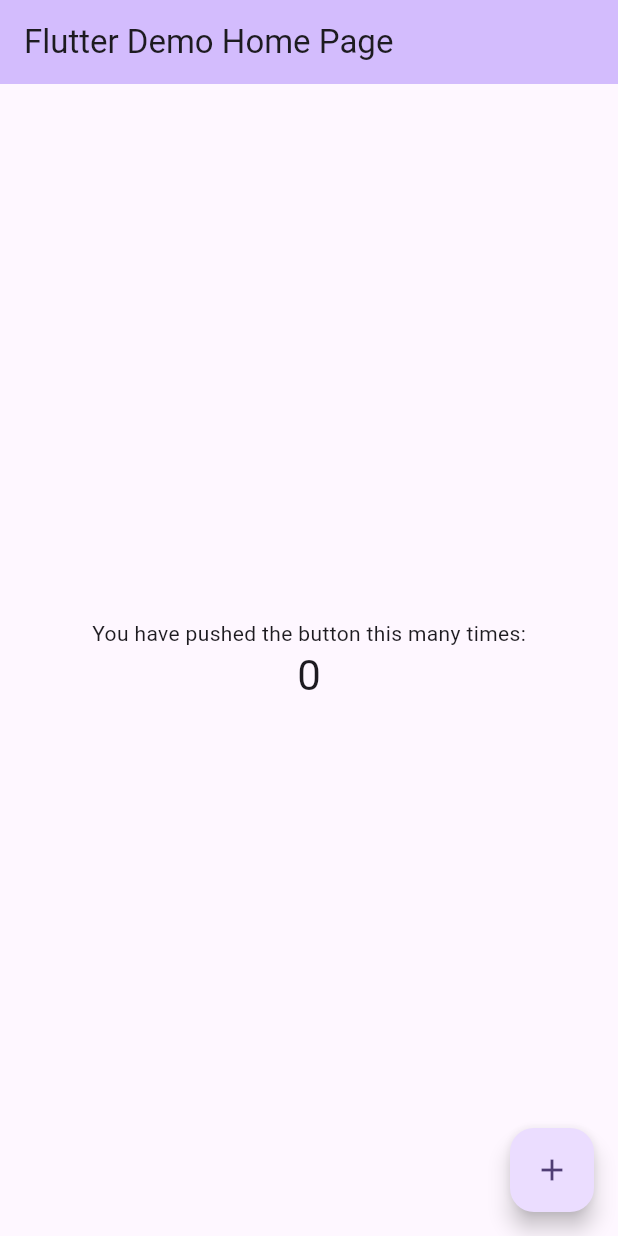
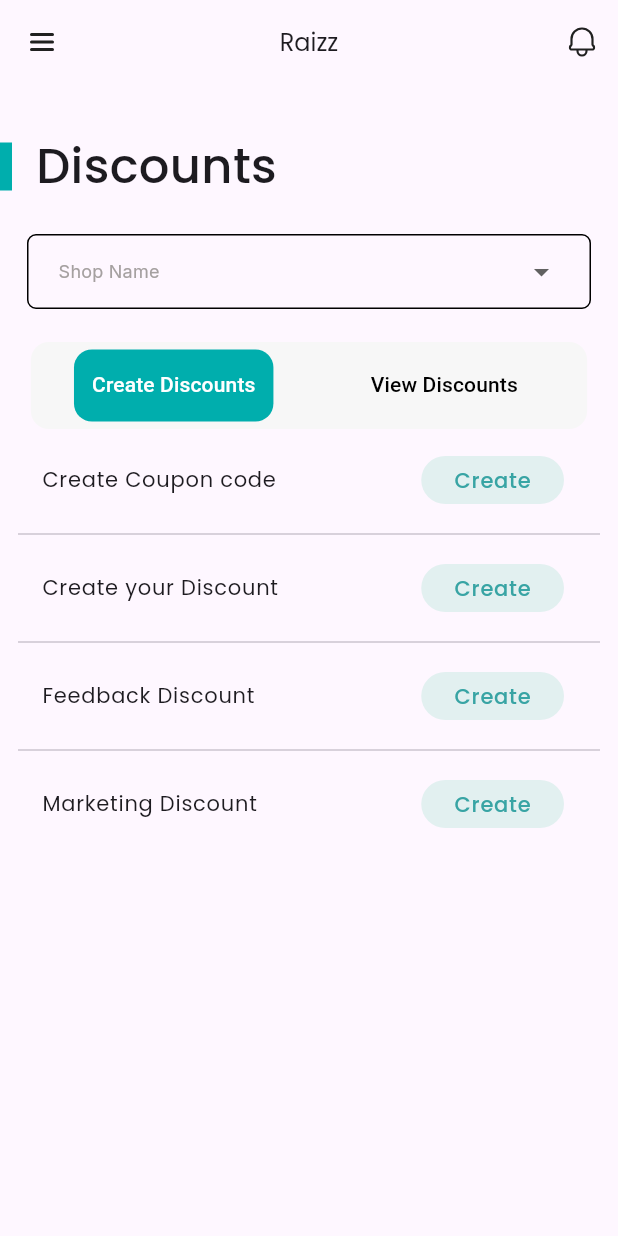
Before and after one commit to gautamraj5488/discount_pages, a Flutter app: the screen it shows after launch, on a phone screen of 412 x 824 dp. Run offline on Flutter 3.47's test engine with Material 3 defaults, Android fonts, the phone set to English and light mode, and no system bars; our stand-ins replace flutter_svg, google_fonts.

Commit message:
view discount remaining

```diff
--- a/lib/main.dart
+++ b/lib/main.dart
@@ -1,3 +1,4 @@
+import 'package:discounts_pages/pages/discount_screen.dart';
 import 'package:flutter/material.dart';
 
 void main() {
@@ -11,115 +12,13 @@ class MyApp extends StatelessWidget {
   @override
   Widget build(BuildContext context) {
     return MaterialApp(
+      debugShowCheckedModeBanner: false,
       title: 'Flutter Demo',
       theme: ThemeData(
-        // This is the theme of your application.
-        //
-        // TRY THIS: Try running your application with "flutter run". You'll see
-        // the application has a purple toolbar. Then, without quitting the app,
-        // try changing the seedColor in the colorScheme below to Colors.green
-        // and then invoke "hot reload" (save your changes or press the "hot
-        // reload" button in a Flutter-supported IDE, or press "r" if you used
-        // the command line to start the app).
-        //
-        // Notice that the counter didn't reset back to zero; the application
-        // state is not lost during the reload. To reset the state, use hot
-        // restart instead.
-        //
-        // This works for code too, not just values: Most code changes can be
-        // tested with just a hot reload.
         colorScheme: ColorScheme.fromSeed(seedColor: Colors.deepPurple),
         useMaterial3: true,
       ),
-      home: const MyHomePage(title: 'Flutter Demo Home Page'),
+      home:  DiscountScreen(),
     );
   }
 }
-
-class MyHomePage extends StatefulWidget {
-  const MyHomePage({super.key, required this.title});
-
-  // This widget is the home page of your application. It is stateful, meaning
-  // that it has a State object (defined below) that contains fields that affect
-  // how it looks.
-
-  // This class is the configuration for the state. It holds the values (in this
-  // case the title) provided by the parent (in this case the App widget) and
-  // used by the build method of the State. Fields in a Widget subclass are
-  // always marked "final".
-
-  final String title;
-
-  @override
-  State<MyHomePage> createState() => _MyHomePageState();
-}
-
-class _MyHomePageState extends State<MyHomePage> {
-  int _counter = 0;
-
-  void _incrementCounter() {
-    setState(() {
-      // This call to setState tells the Flutter framework that something has
-      // changed in this State, which causes it to rerun the build method below
-      // so that the display can reflect the updated values. If we changed
-      // _counter without calling setState(), then the build method would not be
-      // called again, and so nothing would appear to happen.
-      _counter++;
-    });
-  }
-
-  @override
-  Widget build(BuildContext context) {
-    // This method is rerun every time setState is called, for instance as done
-    // by the _incrementCounter method above.
-    //
-    // The Flutter framework has been optimized to make rerunning build methods
-    // fast, so that you can just rebuild anything that needs updating rather
-    // than having to individually change instances of widgets.
-    return Scaffold(
-      appBar: AppBar(
-        // TRY THIS: Try changing the color here to a specific color (to
-        // Colors.amber, perhaps?) and trigger a hot reload to see the AppBar
-        // change color while the other colors stay the same.
-        backgroundColor: Theme.of(context).colorScheme.inversePrimary,
-        // Here we take the value from the MyHomePage object that was created by
-        // the App.build method, and use it to set our appbar title.
-        title: Text(widget.title),
-      ),
-      body: Center(
-        // Center is a layout widget. It takes a single child and positions it
-        // in the middle of the parent.
-        child: Column(
-          // Column is also a layout widget. It takes a list of children and
-          // arranges them vertically. By default, it sizes itself to fit its
-          // children horizontally, and tries to be as tall as its parent.
-          //
-          // Column has various properties to control how it sizes itself and
-          // how it positions its children. Here we use mainAxisAlignment to
-          // center the children vertically; the main axis here is the vertical
-          // axis because Columns are vertical (the cross axis would be
-          // horizontal).
-          //
-          // TRY THIS: Invoke "debug painting" (choose the "Toggle Debug Paint"
-          // action in the IDE, or press "p" in the console), to see the
-          // wireframe for each widget.
-          mainAxisAlignment: MainAxisAlignment.center,
-          children: <Widget>[
-            const Text(
-              'You have pushed the button this many times:',
-            ),
-            Text(
-              '$_counter',
-              style: Theme.of(context).textTheme.headlineMedium,
-            ),
-          ],
-        ),
-      ),
-      floatingActionButton: FloatingActionButton(
-        onPressed: _incrementCounter,
-        tooltip: 'Increment',
-        child: const Icon(Icons.add),
-      ), // This trailing comma makes auto-formatting nicer for build methods.
-    );
-  }
-}
--- /dev/null
+++ b/lib/pages/create_discount.dart
@@ -0,0 +1,33 @@
+import 'package:flutter/material.dart';
+import 'package:google_fonts/google_fonts.dart';
+
+class CreateDiscount extends StatelessWidget {
+   CreateDiscount({super.key});
+
+  List title=[
+    "Create Coupon code",
+    "Create your Discount",
+    "Feedback Discount",
+    "Marketing Discount"
+  ];
+
+  @override
+  Widget build(BuildContext context) {
+    return ListView.separated(
+      padding: EdgeInsets.symmetric(horizontal: 12,vertical: 6),
+      itemCount: title.length,
+        itemBuilder: (context,index){
+      return ListTile(
+        trailing: Container(
+          padding: const EdgeInsets.symmetric(horizontal: 22,vertical: 6),
+          decoration: const BoxDecoration(
+            borderRadius: BorderRadius.all(Radius.circular(16)),
+            color: Color(0xFFE2F0F0)
+          ),
+          child: Text("Create",style: GoogleFonts.poppins(fontSize: 14,color: const Color(0xFF38A4A4)),),
+        ),
+        title: Text(title[index],style: GoogleFonts.poppins(fontSize: 14),),
+      );
+    }, separatorBuilder: (BuildContext context, int index) { return Divider(); },);
+  }
+}
--- /dev/null
+++ b/lib/pages/discount_screen.dart
@@ -0,0 +1,202 @@
+import 'package:discounts_pages/pages/view_discounts.dart';
+import 'package:flutter/material.dart';
+import 'package:flutter_svg/svg.dart';
+import 'package:google_fonts/google_fonts.dart';
+
+import 'create_discount.dart';
+
+class DiscountScreen extends StatefulWidget {
+  const DiscountScreen({super.key});
+
+  @override
+  State<DiscountScreen> createState() => _DiscountScreenState();
+}
+
+class _DiscountScreenState extends State<DiscountScreen>
+    with TickerProviderStateMixin {
+  late TabController tabController;
+
+  @override
+  void initState() {
+    tabController = TabController(length: 2, vsync: this);
+    super.initState();
+  }
+
+  @override
+  void dispose() {
+    tabController.dispose();
+    super.dispose();
+  }
+
+  @override
+  Widget build(BuildContext context) {
+    return Scaffold(
+      appBar: AppBar(
+        centerTitle: true,
+        title: Text(
+          "Raizz",
+          style: GoogleFonts.poppins(fontSize: 16),
+        ),
+        leading: SvgIconButton(
+          iconPath: 'assets/Hamburger_MD.svg',
+          onPressed: () {
+            // Do something here
+          },
+        ),
+        actions: [
+          SvgIconButton(
+              iconPath: "assets/Bell.svg",
+              onPressed: () {
+                // Do something here
+              })
+        ],
+      ),
+      body: Column(
+        children: [
+          SizedBox(
+            height: 32,
+          ),
+          Container(
+            alignment: Alignment.centerLeft,
+            child: Row(
+              mainAxisSize: MainAxisSize.min,
+              mainAxisAlignment: MainAxisAlignment.start,
+              crossAxisAlignment: CrossAxisAlignment.center,
+              children: [
+                Container(
+                  color: Color(0xFF00AEAD),
+                  width: 8,
+                  height: 32,
+                ),
+                SizedBox(
+                  width: 16,
+                ),
+                Text(
+                  "Discounts",
+                  style: GoogleFonts.poppins(
+                      fontSize: 32, fontWeight: FontWeight.w500),
+                )
+              ],
+            ),
+          ),
+          Container(
+            margin: EdgeInsets.symmetric(horizontal: 18, vertical: 22),
+            decoration: BoxDecoration(
+                border: Border.all(),
+                borderRadius: BorderRadius.all(Radius.circular(6))),
+            padding: EdgeInsets.symmetric(
+                horizontal: 20.0), // Add horizontal padding
+            width:
+                double.infinity, // Make the container expand to the whole width
+            child: DropdownButtonHideUnderline(
+              child: DropdownButton<String>(
+                hint: Text(
+                  'Shop Name',
+                  style: GoogleFonts.inter(
+                      fontSize: 12,
+                      fontWeight: FontWeight.normal,
+                      color: Color(0xFFA5A0A0)),
+                ),
+                onChanged: (String? newValue) {
+                  // Handle selection
+                },
+                isExpanded:
+                    true, // Make the dropdown button expand to the whole width
+                items: <String>[
+                  'Material',
+                  'Cupertino',
+                  'Outlined',
+                  'Underline',
+                  'Filled',
+                  'None',
+                ].map<DropdownMenuItem<String>>((String value) {
+                  return DropdownMenuItem<String>(
+                    value: value,
+                    child: Text(value),
+                  );
+                }).toList(),
+              ),
+            ),
+          ),
+          Container(
+            // height: 50,
+            //margin: EdgeInsets.symmetric(horizontal: 12),
+            width: MediaQuery.of(context).size.width*0.9,
+            decoration: BoxDecoration(
+                color: Color(0xFFF7F7F7), borderRadius: BorderRadius.circular(12)),
+            child: Column(
+              children: [
+                Padding(
+                  padding: EdgeInsets.all(5),
+                  child: TabBar(
+                    dividerHeight: 0,
+                    unselectedLabelColor: Colors.black,
+                    labelColor: Colors.white,
+                    indicatorColor: Colors.white,
+                    indicatorWeight: 2,
+                    indicator: BoxDecoration(
+                      color: Color(0xFF00AEAD),
+                      borderRadius: BorderRadius.circular(12),
+                    ),
+                    controller: tabController,
+                    tabs: const [
+                      Padding(
+                        padding: EdgeInsets.symmetric(horizontal: 12),
+                        child: Tab(
+                          text: 'Create Discounts',
+                        ),
+                      ),
+                      Padding(
+                        padding: EdgeInsets.symmetric(horizontal: 16),
+                        child: Tab(
+                          text: 'View Discounts',
+                        ),
+                      ),
+                      // Tab(
+                      //   text: 'View Discounts',
+                      // ),
+                    ],
+                  ),
+                ),
+              ],
+            ),
+          ),
+          Expanded(
+            child: TabBarView(
+              controller: tabController,
+              children:  [
+                CreateDiscount(),
+                ViewDiscount(),
+              ],
+            ),
+          )
+        ],
+      ),
+    );
+  }
+}
+
+class SvgIconButton extends StatelessWidget {
+  final String iconPath;
+  final double iconSize;
+  final VoidCallback onPressed;
+
+  const SvgIconButton({
+    Key? key,
+    required this.iconPath,
+    this.iconSize = 24,
+    required this.onPressed,
+  }) : super(key: key);
+
+  @override
+  Widget build(BuildContext context) {
+    return IconButton(
+      icon: SvgPicture.asset(
+        iconPath,
+        width: iconSize,
+        height: iconSize,
+      ),
+      onPressed: onPressed,
+    );
+  }
+}
```
Also changed, not shown: lib/pages/view_discounts.dart (added, +101 -0 lines), pubspec.yaml (+5 -3 lines), assets/Bell.svg (added), assets/Hamburger_MD.svg (added), pubspec.lock, 7 other files.
